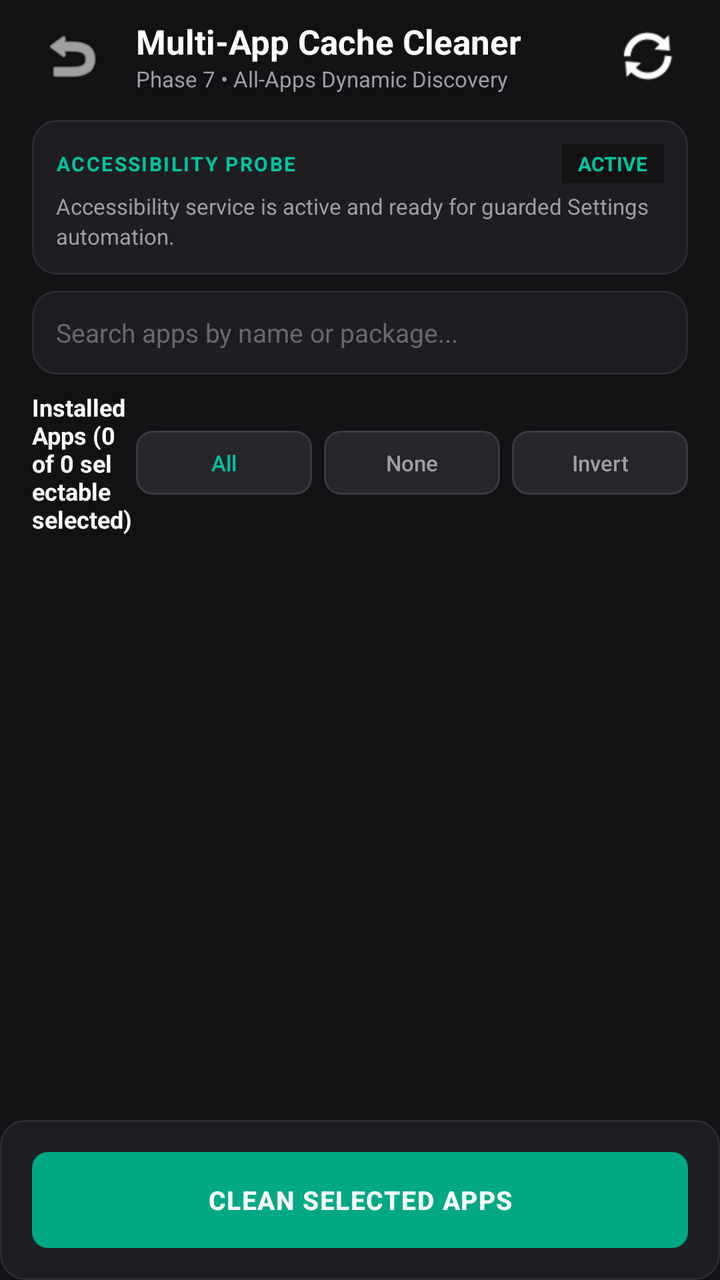
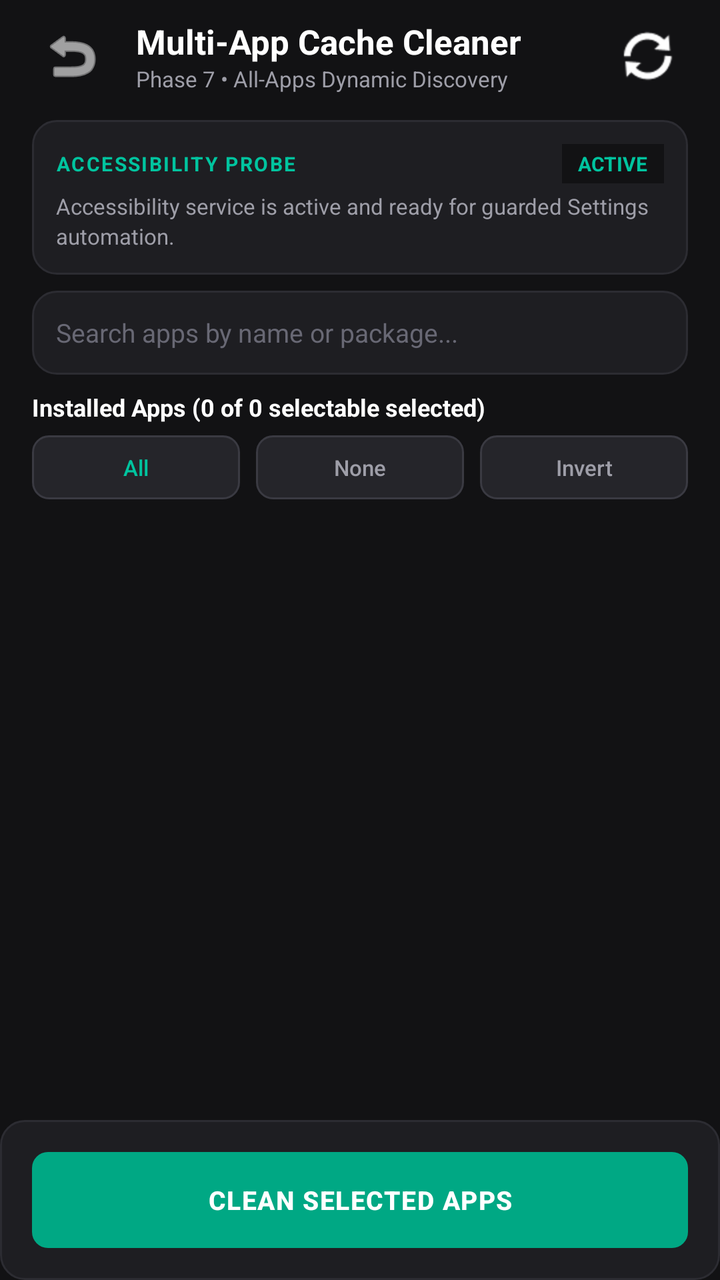

Before-and-after screenshots of an Android layout around one commit, followed by the original layout XML and the change that was made.
<!-- AndroidManifest.xml: application theme Theme.RMXCacheCleaner -->
<!-- res/layout/activity_app_selection.xml -->
<?xml version="1.0" encoding="utf-8"?>
<LinearLayout xmlns:android="http://schemas.android.com/apk/res/android"
    android:layout_width="match_parent"
    android:layout_height="match_parent"
    android:background="@color/bg_main"
    android:orientation="vertical">

    
    <LinearLayout
        android:layout_width="match_parent"
        android:layout_height="56dp"
        android:gravity="center_vertical"
        android:paddingStart="16dp"
        android:paddingEnd="16dp">

        <ImageButton
            android:id="@+id/btn_back"
            android:layout_width="40dp"
            android:layout_height="40dp"
            android:background="?android:attr/selectableItemBackgroundBorderless"
            android:contentDescription="@android:string/cancel"
            android:src="@android:drawable/ic_menu_revert"
            android:tint="@color/text_primary" />

        <LinearLayout
            android:layout_width="0dp"
            android:layout_height="wrap_content"
            android:layout_marginStart="12dp"
            android:layout_weight="1"
            android:orientation="vertical">

            <TextView
                android:layout_width="wrap_content"
                android:layout_height="wrap_content"
                android:text="Multi-App Cache Cleaner"
                android:textColor="@color/text_primary"
                android:textSize="17sp"
                android:textStyle="bold" />

            <TextView
                android:layout_width="wrap_content"
                android:layout_height="wrap_content"
                android:text="Phase 7 • All-Apps Dynamic Discovery"
                android:textColor="@color/text_secondary"
                android:textSize="11sp" />

        </LinearLayout>

        <ImageButton
            android:id="@+id/btn_refresh_apps"
            android:layout_width="40dp"
            android:layout_height="40dp"
            android:background="?android:attr/selectableItemBackgroundBorderless"
            android:contentDescription="Refresh app list"
            android:src="@android:drawable/ic_popup_sync"
            android:tint="@color/text_primary" />

    </LinearLayout>

    
    <LinearLayout
        android:layout_width="match_parent"
        android:layout_height="wrap_content"
        android:orientation="vertical"
        android:paddingStart="16dp"
        android:paddingEnd="16dp">

        
        <LinearLayout
            android:id="@+id/ll_a11y_status_card"
            android:layout_width="match_parent"
            android:layout_height="wrap_content"
            android:layout_marginTop="4dp"
            android:layout_marginBottom="8dp"
            android:background="@drawable/card_background"
            android:orientation="vertical"
            android:padding="12dp">

            <LinearLayout
                android:layout_width="match_parent"
                android:layout_height="wrap_content"
                android:gravity="center_vertical"
                android:orientation="horizontal">

                <TextView
                    android:layout_width="0dp"
                    android:layout_height="wrap_content"
                    android:layout_weight="1"
                    android:letterSpacing="0.08"
                    android:text="ACCESSIBILITY PROBE"
                    android:textColor="@color/accent_badge"
                    android:textSize="10sp"
                    android:textStyle="bold" />

                <TextView
                    android:id="@+id/tv_a11y_status_badge"
                    android:layout_width="wrap_content"
                    android:layout_height="wrap_content"
                    android:background="@color/bg_main"
                    android:paddingStart="8dp"
                    android:paddingTop="3dp"
                    android:paddingEnd="8dp"
                    android:paddingBottom="3dp"
                    android:text="ACTIVE"
                    android:textColor="@color/accent_badge"
                    android:textSize="10sp"
                    android:textStyle="bold" />

            </LinearLayout>

            <TextView
                android:id="@+id/tv_a11y_status_desc"
                android:layout_width="match_parent"
                android:layout_height="wrap_content"
                android:layout_marginTop="4dp"
                android:lineSpacingExtra="2dp"
                android:text="Accessibility service is active and ready for guarded Settings automation."
                android:textColor="@color/text_secondary"
                android:textSize="11sp" />

            <Button
                android:id="@+id/btn_open_a11y_settings"
                android:layout_width="match_parent"
                android:layout_height="36dp"
                android:layout_marginTop="8dp"
                android:background="@drawable/btn_secondary_background"
                android:elevation="0dp"
                android:stateListAnimator="@null"
                android:text="Enable in Accessibility Settings"
                android:textAllCaps="false"
                android:textColor="@color/accent_badge"
                android:textSize="12sp"
                android:visibility="gone" />

        </LinearLayout>

        
        <LinearLayout
            android:layout_width="match_parent"
            android:layout_height="wrap_content"
            android:layout_marginBottom="8dp"
            android:background="@drawable/card_background"
            android:gravity="center_vertical"
            android:orientation="horizontal"
            android:paddingStart="12dp"
            android:paddingEnd="12dp">

            <EditText
                android:id="@+id/et_search_apps"
                android:layout_width="match_parent"
                android:layout_height="42dp"
                android:background="@null"
                android:hint="Search apps by name or package..."
                android:imeOptions="actionDone"
                android:singleLine="true"
                android:textColor="@color/text_primary"
                android:textColorHint="@color/text_muted"
                android:textSize="13sp" />
        </LinearLayout>

        
        <LinearLayout
            android:layout_width="match_parent"
            android:layout_height="wrap_content"
            android:layout_marginBottom="8dp"
            android:gravity="center_vertical"
            android:orientation="horizontal">

            <TextView
                android:id="@+id/tv_selection_count"
                android:layout_width="0dp"
                android:layout_height="wrap_content"
                android:layout_weight="1"
                android:text="Installed Apps (0 of 0 selectable selected)"
                android:textColor="@color/text_primary"
                android:textSize="12sp"
                android:textStyle="bold" />

            <Button
                android:id="@+id/btn_select_all"
                android:layout_width="wrap_content"
                android:layout_height="32dp"
                android:background="@drawable/btn_secondary_background"
                android:elevation="0dp"
                android:paddingStart="8dp"
                android:paddingEnd="8dp"
                android:stateListAnimator="@null"
                android:text="All"
                android:textAllCaps="false"
                android:textColor="@color/accent_badge"
                android:textSize="11sp" />

            <Button
                android:id="@+id/btn_deselect_all"
                android:layout_width="wrap_content"
                android:layout_height="32dp"
                android:layout_marginStart="6dp"
                android:background="@drawable/btn_secondary_background"
                android:elevation="0dp"
                android:paddingStart="8dp"
                android:paddingEnd="8dp"
                android:stateListAnimator="@null"
                android:text="None"
                android:textAllCaps="false"
                android:textColor="@color/text_secondary"
                android:textSize="11sp" />

            <Button
                android:id="@+id/btn_invert_selection"
                android:layout_width="wrap_content"
                android:layout_height="32dp"
                android:layout_marginStart="6dp"
                android:background="@drawable/btn_secondary_background"
                android:elevation="0dp"
                android:paddingStart="8dp"
                android:paddingEnd="8dp"
                android:stateListAnimator="@null"
                android:text="Invert"
                android:textAllCaps="false"
                android:textColor="@color/text_secondary"
                android:textSize="11sp" />

        </LinearLayout>

    </LinearLayout>

    
    <FrameLayout
        android:layout_width="match_parent"
        android:layout_height="0dp"
        android:layout_weight="1"
        android:paddingStart="16dp"
        android:paddingEnd="16dp">

        <androidx.recyclerview.widget.RecyclerView
            android:id="@+id/rv_target_apps"
            android:layout_width="match_parent"
            android:layout_height="match_parent"
            android:clipToPadding="false"
            android:scrollbars="vertical" />

        
        <TextView
            android:id="@+id/tv_empty_notice"
            android:layout_width="match_parent"
            android:layout_height="wrap_content"
            android:layout_gravity="center"
            android:gravity="center"
            android:lineSpacingExtra="3dp"
            android:padding="24dp"
            android:text="No supported applications found on this device."
            android:textColor="@color/text_secondary"
            android:textSize="13sp"
            android:visibility="gone" />

    </FrameLayout>

    
    <LinearLayout
        android:id="@+id/ll_batch_progress"
        android:layout_width="match_parent"
        android:layout_height="wrap_content"
        android:layout_marginStart="16dp"
        android:layout_marginEnd="16dp"
        android:layout_marginBottom="8dp"
        android:background="@drawable/card_background"
        android:orientation="vertical"
        android:padding="12dp"
        android:visibility="gone">

        <LinearLayout
            android:layout_width="match_parent"
            android:layout_height="wrap_content"
            android:gravity="center_vertical"
            android:orientation="horizontal">

            <TextView
                android:layout_width="0dp"
                android:layout_height="wrap_content"
                android:layout_weight="1"
                android:letterSpacing="0.08"
                android:text="BATCH PROGRESS"
                android:textColor="@color/accent_badge"
                android:textSize="10sp"
                android:textStyle="bold" />

            <TextView
                android:id="@+id/tv_batch_progress_title"
                android:layout_width="wrap_content"
                android:layout_height="wrap_content"
                android:text="1 of 4"
                android:textColor="@color/text_primary"
                android:textSize="11sp"
                android:textStyle="bold" />

        </LinearLayout>

        <TextView
            android:id="@+id/tv_batch_progress_message"
            android:layout_width="match_parent"
            android:layout_height="wrap_content"
            android:layout_marginTop="4dp"
            android:text="Processing target app..."
            android:textColor="@color/text_primary"
            android:textSize="13sp"
            android:textStyle="bold" />

        <TextView
            android:id="@+id/tv_batch_progress_step"
            android:layout_width="match_parent"
            android:layout_height="wrap_content"
            android:layout_marginTop="2dp"
            android:text="Opening Settings..."
            android:textColor="@color/text_secondary"
            android:textSize="11sp" />

        <ProgressBar
            android:id="@+id/pb_batch_progress"
            style="?android:attr/progressBarStyleHorizontal"
            android:layout_width="match_parent"
            android:layout_height="4dp"
            android:layout_marginTop="8dp"
            android:indeterminate="true" />

    </LinearLayout>

    
    <LinearLayout
        android:id="@+id/ll_batch_summary"
        android:layout_width="match_parent"
        android:layout_height="wrap_content"
        android:layout_marginStart="16dp"
        android:layout_marginEnd="16dp"
        android:layout_marginBottom="8dp"
        android:background="@drawable/card_background"
        android:orientation="vertical"
        android:padding="12dp"
        android:visibility="gone">

        <TextView
            android:id="@+id/tv_batch_summary_title"
            android:layout_width="wrap_content"
            android:layout_height="wrap_content"
            android:letterSpacing="0.08"
            android:text="BATCH RESULTS SUMMARY"
            android:textColor="@color/accent_badge"
            android:textSize="10sp"
            android:textStyle="bold" />

        <TextView
            android:id="@+id/tv_batch_summary_text"
            android:layout_width="match_parent"
            android:layout_height="wrap_content"
            android:layout_marginTop="4dp"
            android:textColor="@color/text_primary"
            android:textSize="12sp" />

    </LinearLayout>

    
    <LinearLayout
        android:layout_width="match_parent"
        android:layout_height="wrap_content"
        android:background="@drawable/card_background"
        android:orientation="vertical"
        android:padding="16dp">

        <TextView
            android:id="@+id/tv_selection_hint"
            android:layout_width="match_parent"
            android:layout_height="wrap_content"
            android:layout_marginBottom="8dp"
            android:gravity="center"
            android:text="Select at least one application to begin cleaning"
            android:textColor="@color/text_muted"
            android:textSize="12sp"
            android:visibility="gone" />

        <Button
            android:id="@+id/btn_clean_selected"
            android:layout_width="match_parent"
            android:layout_height="48dp"
            android:background="@drawable/btn_primary_background"
            android:elevation="0dp"
            android:letterSpacing="0.04"
            android:stateListAnimator="@null"
            android:text="CLEAN SELECTED APPS"
            android:textAllCaps="false"
            android:textColor="@color/text_primary"
            android:textSize="13sp"
            android:textStyle="bold" />

        <Button
            android:id="@+id/btn_cancel_batch"
            android:layout_width="match_parent"
            android:layout_height="44dp"
            android:layout_marginTop="8dp"
            android:background="@drawable/btn_secondary_background"
            android:elevation="0dp"
            android:letterSpacing="0.04"
            android:stateListAnimator="@null"
            android:text="CANCEL BATCH"
            android:textAllCaps="false"
            android:textColor="@android:color/holo_red_light"
            android:textSize="12sp"
            android:visibility="gone" />

    </LinearLayout>

</LinearLayout>
<!-- resources referenced by this layout -->
<resources>
  <color name="accent_badge">#00C49F</color>
  <color name="bg_main">#121214</color>
  <color name="text_muted">#686874</color>
  <color name="text_primary">#FFFFFF</color>
  <color name="text_secondary">#9E9EA8</color>
  <!-- drawable btn_primary_background (drawable) -->
  <?xml version="1.0" encoding="utf-8"?>
  <selector xmlns:android="http://schemas.android.com/apk/res/android">
      <item android:state_pressed="true">
          <shape android:shape="rectangle">
              <solid android:color="@color/btn_primary_pressed" />
              <corners android:radius="8dp" />
          </shape>
      </item>
      <item>
          <shape android:shape="rectangle">
              <solid android:color="@color/btn_primary_bg" />
              <corners android:radius="8dp" />
          </shape>
      </item>
  </selector>
  <!-- drawable btn_secondary_background (drawable) -->
  <?xml version="1.0" encoding="utf-8"?>
  <selector xmlns:android="http://schemas.android.com/apk/res/android">
      <item android:state_pressed="true">
          <shape android:shape="rectangle">
              <solid android:color="@color/btn_secondary_pressed" />
              <stroke
                  android:width="1dp"
                  android:color="@color/btn_secondary_border" />
              <corners android:radius="8dp" />
          </shape>
      </item>
      <item>
          <shape android:shape="rectangle">
              <solid android:color="@color/btn_secondary_bg" />
              <stroke
                  android:width="1dp"
                  android:color="@color/btn_secondary_border" />
              <corners android:radius="8dp" />
          </shape>
      </item>
  </selector>
  <!-- drawable card_background (drawable) -->
  <?xml version="1.0" encoding="utf-8"?>
  <shape xmlns:android="http://schemas.android.com/apk/res/android"
      android:shape="rectangle">
      <solid android:color="@color/bg_card" />
      <stroke
          android:width="1dp"
          android:color="@color/border_card" />
      <corners android:radius="12dp" />
  </shape>
  <style name="Theme.RMXCacheCleaner" parent="@android:style/Theme.DeviceDefault.NoActionBar">
          <item name="android:windowBackground">@color/bg_main</item>
          <item name="android:statusBarColor">@color/bg_main</item>
          <item name="android:navigationBarColor">@color/bg_main</item>
          <item name="android:windowLightStatusBar">false</item>
          <item name="android:colorBackground">@color/bg_main</item>
          <item name="android:textColorPrimary">@color/text_primary</item>
          <item name="android:textColorSecondary">@color/text_secondary</item>
      </style>
  <color name="btn_primary_pressed">#00876A</color>
  <color name="btn_primary_bg">#00A884</color>
  <color name="btn_secondary_pressed">#32323A</color>
  <color name="btn_secondary_border">#3A3A42</color>
  <color name="btn_secondary_bg">#25252A</color>
  <color name="bg_card">#1E1E22</color>
  <color name="border_card">#2C2C32</color>
</resources>

<!-- the commit's change to res/layout/activity_app_selection.xml (unified diff, before → after) -->
@@ -159,6 +159,17 @@
         </LinearLayout>
 
         
+        <TextView
+            android:id="@+id/tv_selection_count"
+            android:layout_width="match_parent"
+            android:layout_height="wrap_content"
+            android:layout_marginBottom="6dp"
+            android:text="Installed Apps (0 of 0 selectable selected)"
+            android:textColor="@color/text_primary"
+            android:textSize="12sp"
+            android:textStyle="bold" />
+
+        
         <LinearLayout
             android:layout_width="match_parent"
             android:layout_height="wrap_content"
@@ -166,20 +177,11 @@
             android:gravity="center_vertical"
             android:orientation="horizontal">
 
-            <TextView
-                android:id="@+id/tv_selection_count"
-                android:layout_width="0dp"
-                android:layout_height="wrap_content"
-                android:layout_weight="1"
-                android:text="Installed Apps (0 of 0 selectable selected)"
-                android:textColor="@color/text_primary"
-                android:textSize="12sp"
-                android:textStyle="bold" />
-
             <Button
                 android:id="@+id/btn_select_all"
-                android:layout_width="wrap_content"
+                android:layout_width="0dp"
                 android:layout_height="32dp"
+                android:layout_weight="1"
                 android:background="@drawable/btn_secondary_background"
                 android:elevation="0dp"
                 android:paddingStart="8dp"
@@ -192,9 +194,10 @@
 
             <Button
                 android:id="@+id/btn_deselect_all"
-                android:layout_width="wrap_content"
+                android:layout_width="0dp"
                 android:layout_height="32dp"
-                android:layout_marginStart="6dp"
+                android:layout_weight="1"
+                android:layout_marginStart="8dp"
                 android:background="@drawable/btn_secondary_background"
                 android:elevation="0dp"
                 android:paddingStart="8dp"
@@ -207,9 +210,10 @@
 
             <Button
                 android:id="@+id/btn_invert_selection"
-                android:layout_width="wrap_content"
+                android:layout_width="0dp"
                 android:layout_height="32dp"
-                android:layout_marginStart="6dp"
+                android:layout_weight="1"
+                android:layout_marginStart="8dp"
                 android:background="@drawable/btn_secondary_background"
                 android:elevation="0dp"
                 android:paddingStart="8dp"
